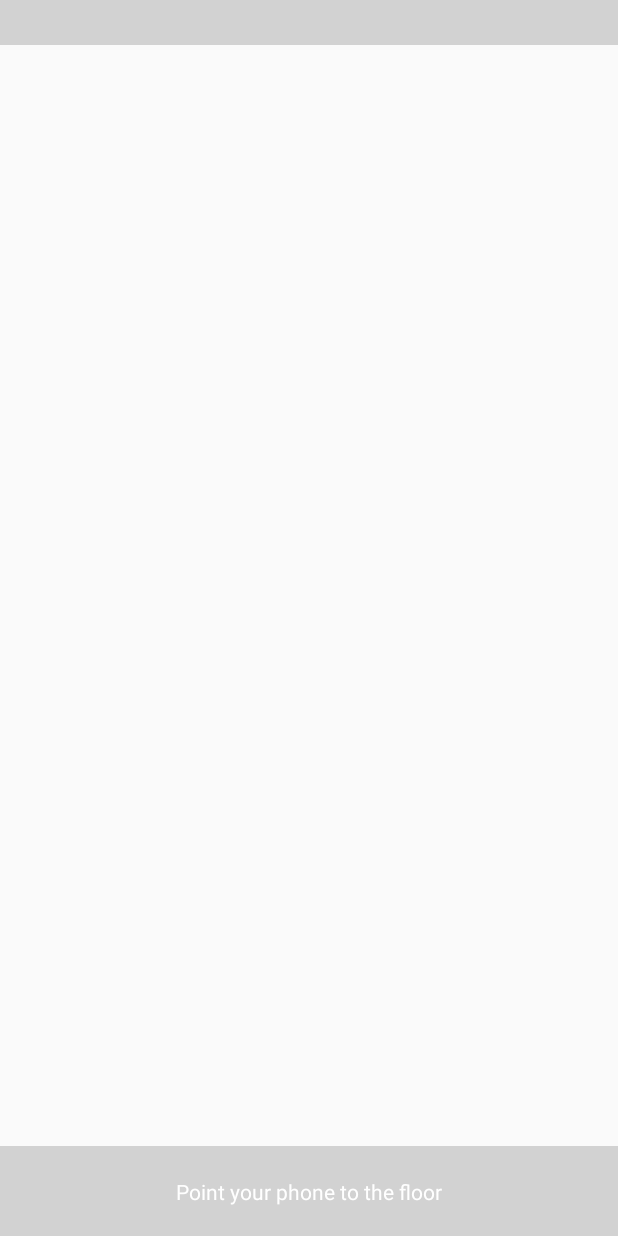
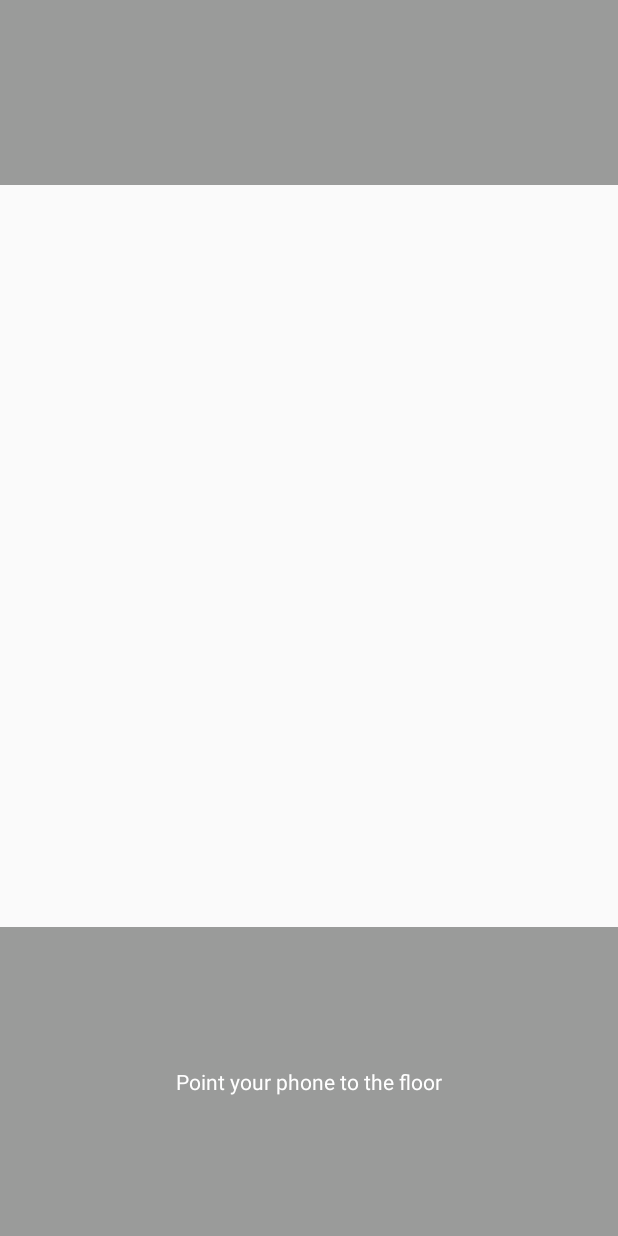
Before and after one commit to danielabrozzoni/Explore-South-Tyrol-Frontend, an Android app: the layout tutorial_view.xml on its own in the app's theme, with its tools: preview values and no code run, on a phone screen of 412 x 824 dp. Run offline under Robolectric (Android 15) with nearby library versions, the phone set to English and light mode, and no system bars.

```diff
--- a/app/src/main/res/layout/tutorial_view.xml
+++ b/app/src/main/res/layout/tutorial_view.xml
@@ -5,28 +5,44 @@
     xmlns:app="http://schemas.android.com/apk/res-auto">
 
     <View
+        android:id="@+id/view1"
         android:layout_width="match_parent"
-        android:layout_height="30dp"
+        android:layout_height="0dp"
+        android:alpha="0.5"
+        android:background="@color/colorTutorial"
+        app:layout_constraintBottom_toTopOf="@id/view2"
         app:layout_constraintTop_toTopOf="parent"
-        android:alpha="0.5"
-        android:background="@android:color/darker_gray"/>
+        app:layout_constraintVertical_chainStyle="spread_inside"
+        app:layout_constraintVertical_weight="0.15"/>
 
     <View
-        android:id="@+id/view"
+        android:id="@+id/view2"
         android:layout_width="match_parent"
-        android:layout_height="60dp"
+        android:layout_height="0dp"
         android:alpha="0.5"
-        android:background="@android:color/darker_gray"
-        app:layout_constraintBottom_toBottomOf="parent" />
+        app:layout_constraintBottom_toTopOf="@id/view3"
+        app:layout_constraintTop_toBottomOf="@id/view1"
+        app:layout_constraintVertical_weight="0.6"/>
+
+    <View
+        android:id="@+id/view3"
+        android:layout_width="match_parent"
+        android:layout_height="0dp"
+        android:alpha="0.5"
+        android:background="@color/colorTutorial"
+        app:layout_constraintBottom_toBottomOf="parent"
+        app:layout_constraintTop_toBottomOf="@id/view2"
+        app:layout_constraintVertical_weight="0.25"/>
 
     <TextView
+        android:id="@+id/hint"
         android:layout_width="wrap_content"
         android:layout_height="wrap_content"
         android:text="@string/tutorial_surface"
         android:textColor="@android:color/white"
-        app:layout_constraintBottom_toBottomOf="@+id/view"
+        app:layout_constraintBottom_toBottomOf="@+id/view3"
         app:layout_constraintEnd_toEndOf="parent"
         app:layout_constraintStart_toStartOf="parent"
-        app:layout_constraintTop_toTopOf="@+id/view" />
+        app:layout_constraintTop_toTopOf="@+id/view3" />
 
 </android.support.constraint.ConstraintLayout>
--- a/app/src/main/res/values/color.xml
+++ b/app/src/main/res/values/color.xml
@@ -19,4 +19,5 @@
     <color  name="deep_teal">#ff009688</color>
     <color name="colorPrimary">#3f641f</color>
     <color name="colorAccent">#b9cbaf</color>
+    <color name="colorTutorial">#3b3d3a</color>
 </resources>
```
Also changed, not shown: app/src/main/java/com/google/ar/sceneform/samples/solarsystem/Helper/AnimationHelper.java (added, +65 -0 lines), app/src/main/java/com/google/ar/sceneform/samples/solarsystem/PinActivity.java (+2 -6 lines), app/src/main/java/com/google/ar/sceneform/samples/solarsystem/Widget/Tutorial.java (+27 -0 lines).
